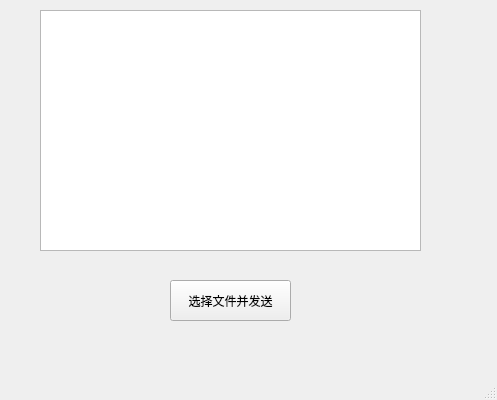
Above: MyUI/File.ui from DoubleZeroWater/LocalChat before the change. Below: the same form after it.
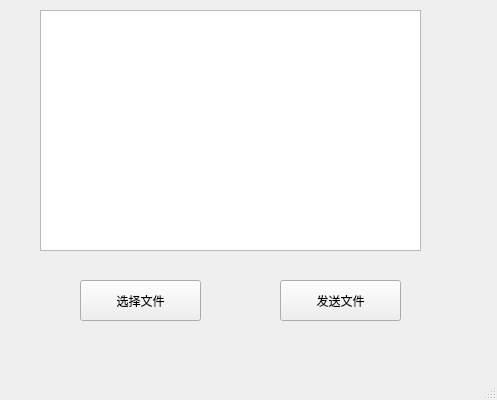
That is the form after the change.

The edit to the form file:
```diff
--- a/MyUI/File.ui
+++ b/MyUI/File.ui
@@ -17,14 +17,14 @@
    <widget class="QPushButton" name="videoButton_2">
     <property name="geometry">
      <rect>
-      <x>170</x>
+      <x>80</x>
       <y>280</y>
       <width>121</width>
       <height>41</height>
      </rect>
     </property>
     <property name="text">
-     <string>选择文件并发送</string>
+     <string>选择文件</string>
     </property>
    </widget>
    <widget class="QTextBrowser" name="textBrowser_2">
@@ -37,6 +37,19 @@
      </rect>
     </property>
    </widget>
+   <widget class="QPushButton" name="videoButton_3">
+    <property name="geometry">
+     <rect>
+      <x>280</x>
+      <y>280</y>
+      <width>121</width>
+      <height>41</height>
+     </rect>
+    </property>
+    <property name="text">
+     <string>发送文件</string>
+    </property>
+   </widget>
   </widget>
   <widget class="QMenuBar" name="menubar">
    <property name="geometry">
```
